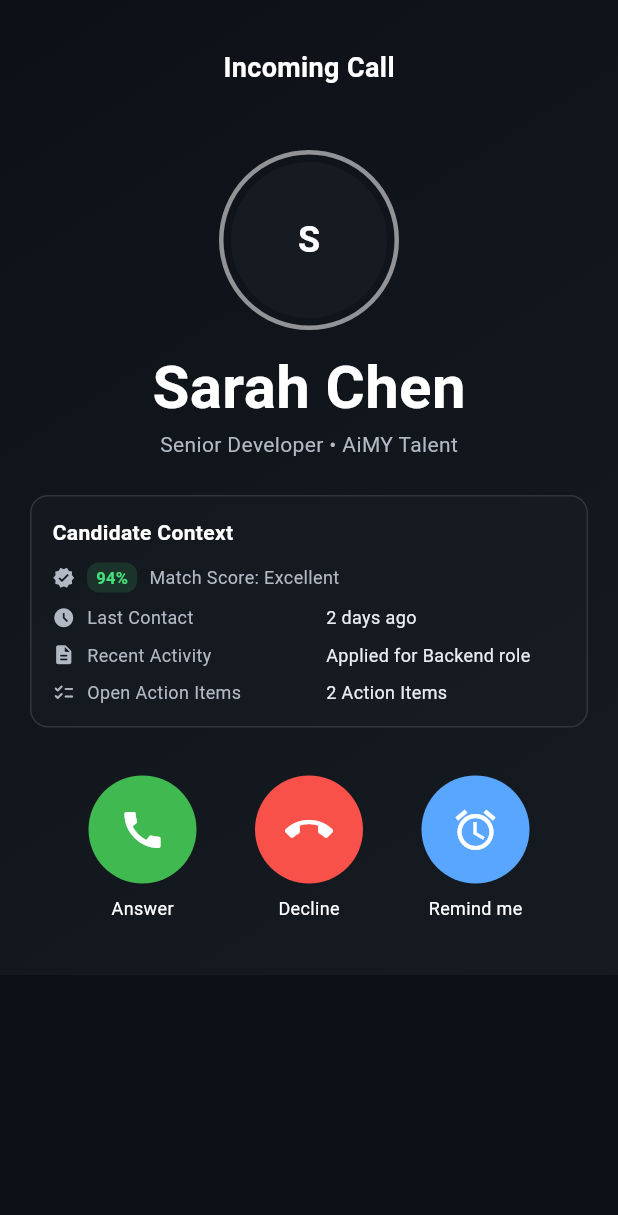
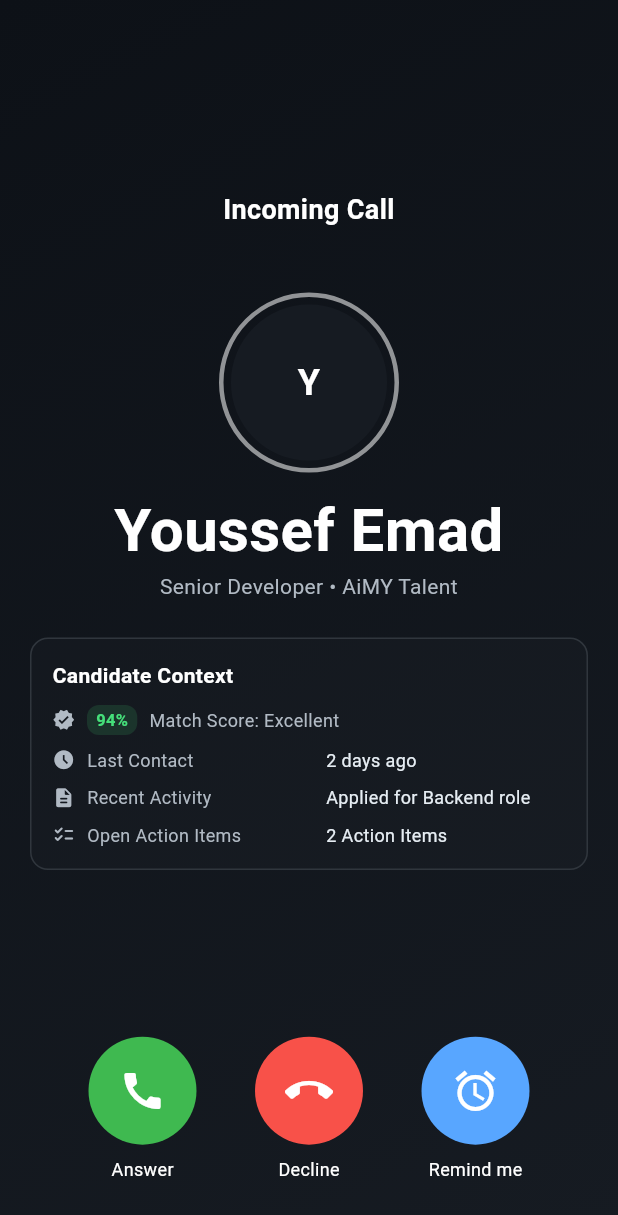
Before and after one commit to youssef000000000/AiMY, a Flutter app: the screen it shows after launch, on a phone screen of 412 x 824 dp. Shown: the top 1215 px of the screen. Run offline on Flutter 3.47's test engine with Material 3 defaults, Android fonts, the phone set to English and light mode, and no system bars; our stand-ins replace firebase_core, firebase_messaging, permission_handler; missing offline and left inert: dart_jsonwebtoken, twilio_voice; accounts and stored records are empty.

Commit message:
feat(demo): full-height incoming call UI and stakeholder test profile
- Use Expanded + LayoutBuilder + scroll with min height so the header and context card use the middle area and call actions stay near the bottom.

- Point mock profile at demo display name and E.164 number for Twilio test calls.

- VS Code: set Java build configuration update to interactive.

Made-with: Cursor

```diff
--- a/lib/data/repositories/mock_profile_repository.dart
+++ b/lib/data/repositories/mock_profile_repository.dart
@@ -8,10 +8,10 @@ class MockProfileRepository implements ProfileRepository {
     await Future<void>.delayed(const Duration(milliseconds: 400));
     return const ProfileEntity(
       id: '1',
-      displayName: 'Sarah Chen',
+      displayName: 'Youssef Emad',
       title: 'Senior Developer',
       company: 'AiMY Talent',
-      phoneNumber: '+15552345678',
+      phoneNumber: '+201065332025',
       avatarUrl: null,
     );
   }
--- a/lib/presentation/features/incoming_call/incoming_call_screen.dart
+++ b/lib/presentation/features/incoming_call/incoming_call_screen.dart
@@ -93,17 +93,35 @@ class _IncomingCallScreenState extends State<IncomingCallScreen> {
     return ListenableBuilder(
       listenable: _viewModel,
       builder: (context, _) {
-        return SingleChildScrollView(
-          padding: const EdgeInsets.symmetric(
-            horizontal: AimyPhoneDesignTokens.screenPaddingH,
-            vertical: AimyPhoneDesignTokens.screenPaddingV,
+        final hPad = AimyPhoneDesignTokens.screenPaddingH;
+        final vPad = AimyPhoneDesignTokens.screenPaddingV;
+
+        return Padding(
+          padding: EdgeInsets.fromLTRB(
+            hPad,
+            vPad,
+            hPad,
+            vPad + AimyPhoneDesignTokens.safeAreaBottom * 0.35,
           ),
           child: Column(
-            mainAxisSize: MainAxisSize.min,
+            crossAxisAlignment: CrossAxisAlignment.stretch,
+            children: [
+              Expanded(
+                child: LayoutBuilder(
+                  builder: (context, constraints) {
+                    return SingleChildScrollView(
+                      child: ConstrainedBox(
+                        constraints: BoxConstraints(
+                          minHeight: constraints.maxHeight,
+                        ),
+                        child: Column(
+                          mainAxisAlignment: MainAxisAlignment.center,
+                          mainAxisSize: MainAxisSize.max,
                           children: [
                             const SizedBox(height: 8),
                             const Text(
                               'Incoming Call',
+                              textAlign: TextAlign.center,
                               style: TextStyle(
                                 fontSize: AimyPhoneDesignTokens.textH3,
                                 fontWeight: FontWeight.w600,
@@ -111,10 +129,11 @@ class _IncomingCallScreenState extends State<IncomingCallScreen> {
                               ),
                             ),
                             const SizedBox(height: 42),
-              _buildAvatar(),
+                            Center(child: _buildAvatar()),
                             const SizedBox(height: 18),
                             Text(
                               _profile!.displayName,
+                              textAlign: TextAlign.center,
                               style: const TextStyle(
                                 fontSize: 40,
                                 fontWeight: FontWeight.w700,
@@ -125,6 +144,7 @@ class _IncomingCallScreenState extends State<IncomingCallScreen> {
                             const SizedBox(height: 8),
                             Text(
                               '${_profile!.title ?? 'Candidate'} • ${_profile!.company ?? 'AiMY Talent'}',
+                              textAlign: TextAlign.center,
                               style: const TextStyle(
                                 fontSize: AimyPhoneDesignTokens.textBodySm,
                                 color: AppColors.textSecondary,
@@ -132,8 +152,15 @@ class _IncomingCallScreenState extends State<IncomingCallScreen> {
                             ),
                             const SizedBox(height: 24),
                             _buildContextCard(),
-              const SizedBox(height: 32),
+                          ],
+                        ),
+                      ),
+                    );
+                  },
+                ),
+              ),
               if (_viewModel.error != null) ...[
+                const SizedBox(height: 12),
                 Text(
                   _viewModel.error!,
                   textAlign: TextAlign.center,
@@ -142,9 +169,9 @@ class _IncomingCallScreenState extends State<IncomingCallScreen> {
                     fontSize: AimyPhoneDesignTokens.textCaption,
                   ),
                 ),
-                const SizedBox(height: 10),
               ],
               if (_viewModel.lastCallSid != null) ...[
+                const SizedBox(height: 10),
                 Text(
                   'Call started (sid: ${_viewModel.lastCallSid})',
                   textAlign: TextAlign.center,
@@ -153,10 +180,9 @@ class _IncomingCallScreenState extends State<IncomingCallScreen> {
                     fontSize: AimyPhoneDesignTokens.textCaption,
                   ),
                 ),
-                const SizedBox(height: 10),
               ],
+              const SizedBox(height: 16),
               _buildActions(context),
-              const SizedBox(height: 12),
             ],
           ),
         );
```
Lines whose indentation alone changed are shown as unchanged.
